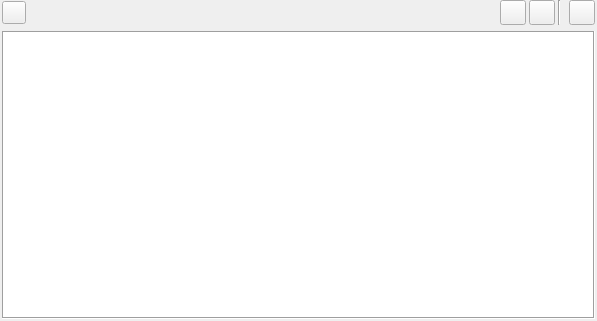
zkovari/plotlyst, file ui/story_structure_settings.ui: the form before one commit.
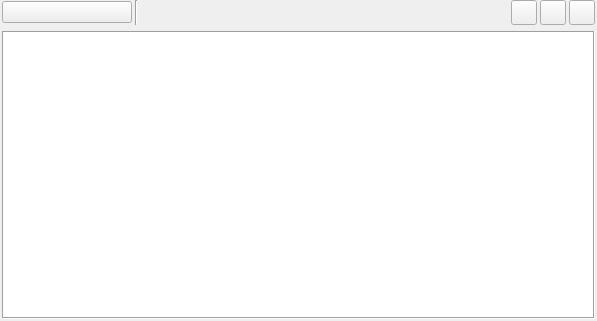
The form after the commit. Custom widgets are drawn as their Qt base class.

Commit message: Conform style for new buttons in story structure view

The edit to the form file:
```diff
--- a/ui/story_structure_settings.ui
+++ b/ui/story_structure_settings.ui
@@ -35,18 +35,40 @@
       <number>0</number>
      </property>
      <item>
-      <widget class="QToolButton" name="btnTemplateEditor">
+      <widget class="QPushButton" name="btnNew">
+       <property name="sizePolicy">
+        <sizepolicy hsizetype="Minimum" vsizetype="Fixed">
+         <horstretch>0</horstretch>
+         <verstretch>0</verstretch>
+        </sizepolicy>
+       </property>
+       <property name="maximumSize">
+        <size>
+         <width>130</width>
+         <height>16777215</height>
+        </size>
+       </property>
        <property name="cursor">
         <cursorShape>PointingHandCursor</cursorShape>
        </property>
-       <property name="styleSheet">
-        <string notr="true"/>
-       </property>
        <property name="text">
         <string/>
        </property>
-       <property name="popupMode">
-        <enum>QToolButton::InstantPopup</enum>
+       <property name="shortcut">
+        <string>Ctrl+N</string>
+       </property>
+       <property name="positive" stdset="0">
+        <bool>true</bool>
+       </property>
+       <property name="base" stdset="0">
+        <bool>true</bool>
+       </property>
+      </widget>
+     </item>
+     <item>
+      <widget class="Line" name="line">
+       <property name="orientation">
+        <enum>Qt::Vertical</enum>
        </property>
       </widget>
      </item>
@@ -104,29 +126,6 @@
        </property>
       </widget>
      </item>
-     <item>
-      <widget class="Line" name="line">
-       <property name="orientation">
-        <enum>Qt::Vertical</enum>
-       </property>
-      </widget>
-     </item>
-     <item>
-      <spacer name="horizontalSpacer">
-       <property name="orientation">
-        <enum>Qt::Horizontal</enum>
-       </property>
-       <property name="sizeType">
-        <enum>QSizePolicy::Fixed</enum>
-       </property>
-       <property name="sizeHint" stdset="0">
-        <size>
-         <width>5</width>
-         <height>20</height>
-        </size>
-       </property>
-      </spacer>
-     </item>
      <item>
       <widget class="QToolButton" name="btnDelete">
        <property name="cursor">
```
Left out of the diff: 2 changed lines with no effect on the pictures. The commit also changes 1 other file.
